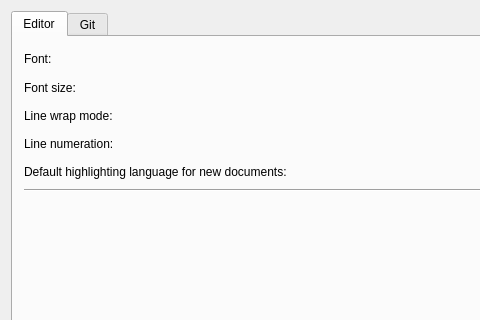
Before: the Qt Designer form settingsform.ui in Dhoine/Qnote, drawn with Qt 5; both pictures show x 0 to 480 and y 0 to 320 of the 1168 by 880 pixel window.
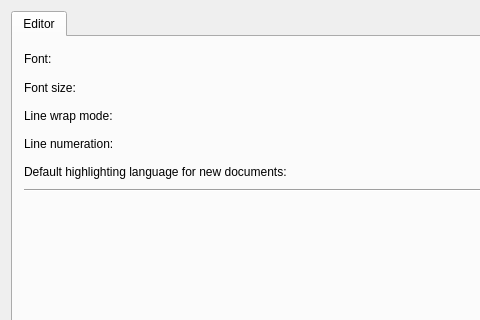
After: the same form once the commit is applied.

Diff of the .ui file:
```diff
--- a/settingsform.ui
+++ b/settingsform.ui
@@ -669,11 +669,6 @@
         </item>
        </layout>
       </widget>
-      <widget class="QWidget" name="tab_2">
-       <attribute name="title">
-        <string>Git</string>
-       </attribute>
-      </widget>
      </widget>
     </item>
    </layout>
```
